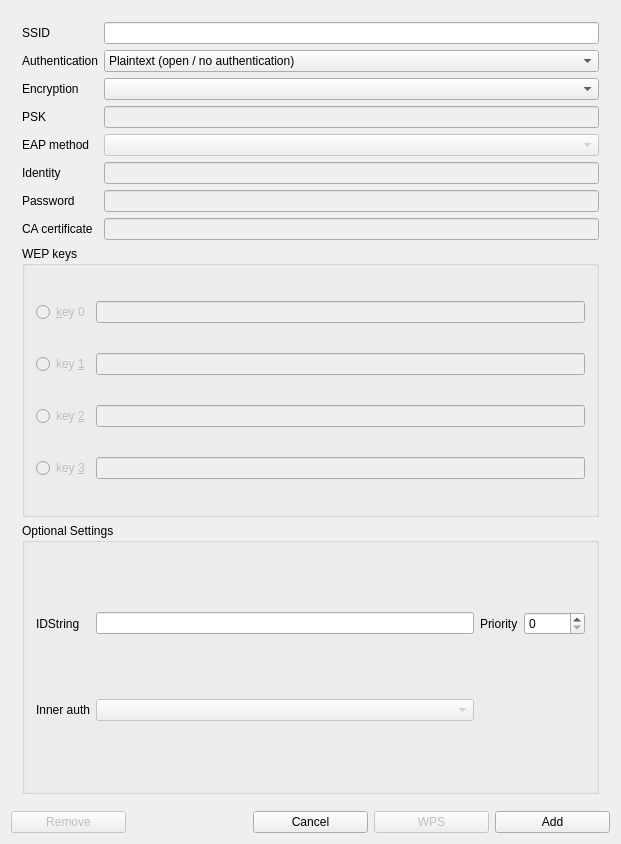
The window that src/networkconfig.ui (loh-tar/wpa-cute) describes before a commit, drawn with Qt 5.
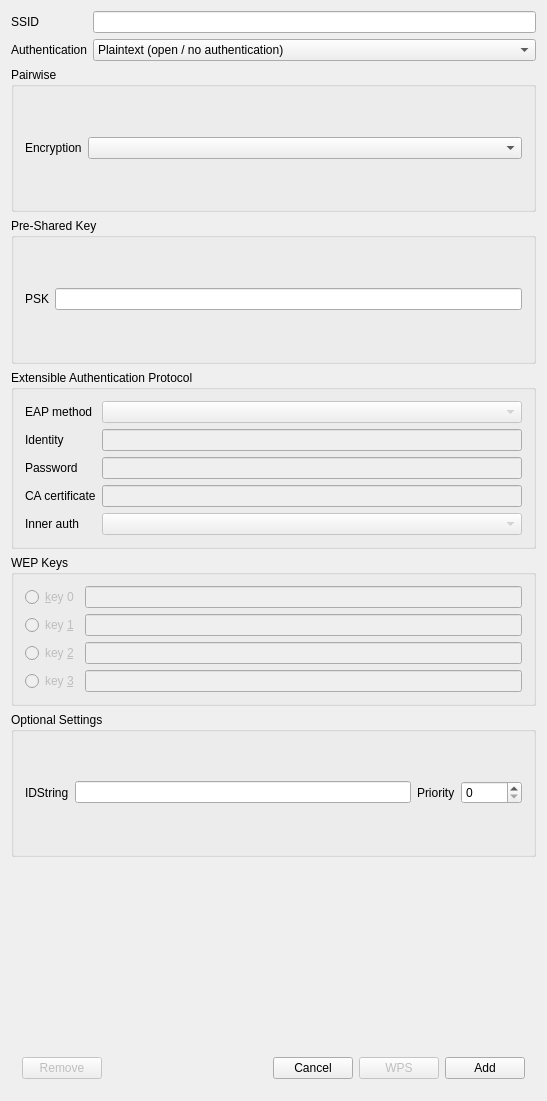
The same window after the commit.

Commit message:
Hide not needed edit fields instead of disable them in edit window
...to guide the user more clearly what is when needed or not

```diff
--- a/src/networkconfig.ui
+++ b/src/networkconfig.ui
@@ -6,169 +6,91 @@
    <rect>
     <x>0</x>
     <y>0</y>
-    <width>621</width>
-    <height>844</height>
+    <width>547</width>
+    <height>1101</height>
    </rect>
   </property>
+  <property name="sizePolicy">
+   <sizepolicy hsizetype="Preferred" vsizetype="MinimumExpanding">
+    <horstretch>0</horstretch>
+    <verstretch>2</verstretch>
+   </sizepolicy>
+  </property>
   <property name="windowTitle">
    <string>NetworkConfig</string>
   </property>
-  <layout class="QGridLayout">
-   <item row="0" column="0" colspan="5">
-    <widget class="QFrame" name="frame9">
-     <property name="frameShape">
-      <enum>QFrame::NoFrame</enum>
+  <layout class="QGridLayout" name="gridLayout_3">
+   <item row="6" column="0" colspan="2">
+    <widget class="QGroupBox" name="optionalSettingsBox">
+     <property name="enabled">
+      <bool>true</bool>
      </property>
-     <property name="frameShadow">
-      <enum>QFrame::Plain</enum>
+     <property name="sizePolicy">
+      <sizepolicy hsizetype="Preferred" vsizetype="Minimum">
+       <horstretch>0</horstretch>
+       <verstretch>0</verstretch>
+      </sizepolicy>
+     </property>
+     <property name="title">
+      <string>Optional Settings</string>
      </property>
      <layout class="QGridLayout">
-      <item row="0" column="0">
-       <widget class="QLabel" name="ssidLabel">
-        <property name="toolTip">
-         <string>Network name  (mandatory) [ssid=]</string>
-        </property>
-        <property name="text">
-         <string>SSID</string>
-        </property>
-       </widget>
-      </item>
       <item row="0" column="1">
-       <widget class="QLineEdit" name="ssidEdit">
+       <widget class="QLineEdit" name="idstrEdit">
         <property name="toolTip">
          <string>Network name (Service Set IDentifier)</string>
         </property>
+       </widget>
+      </item>
+      <item row="0" column="3">
+       <widget class="QSpinBox" name="prioritySpinBox">
+        <property name="toolTip">
+         <string>Network Priority</string>
+        </property>
+        <property name="maximum">
+         <number>10000</number>
+        </property>
+        <property name="singleStep">
+         <number>10</number>
+        </property>
+       </widget>
+      </item>
+      <item row="0" column="0">
+       <widget class="QLabel" name="idstrLabel">
+        <property name="toolTip">
+         <string>Network identifier string for external scripts [id_str=]</string>
+        </property>
         <property name="text">
-         <string/>
+         <string>IDString</string>
         </property>
        </widget>
       </item>
-      <item row="1" column="0">
-       <widget class="QLabel" name="authLabel">
+      <item row="0" column="2">
+       <widget class="QLabel" name="priorityLabel">
         <property name="toolTip">
          <string>List of accepted authenticated key management protocols [key_mgmt=]</string>
         </property>
         <property name="text">
-         <string>Authentication</string>
+         <string>Priority</string>
         </property>
        </widget>
       </item>
+     </layout>
+    </widget>
+   </item>
+   <item row="4" column="0" colspan="2">
+    <widget class="QGroupBox" name="eapBox">
+     <property name="sizePolicy">
+      <sizepolicy hsizetype="Preferred" vsizetype="Minimum">
+       <horstretch>0</horstretch>
+       <verstretch>0</verstretch>
+      </sizepolicy>
+     </property>
+     <property name="title">
+      <string>Extensible Authentication Protocol</string>
+     </property>
+     <layout class="QGridLayout" name="gridLayout_2">
       <item row="1" column="1">
-       <widget class="QComboBox" name="authSelect">
-        <item>
-         <property name="text">
-          <string>Plaintext (open / no authentication)</string>
-         </property>
-        </item>
-        <item>
-         <property name="text">
-          <string>Static WEP (no authentication)</string>
-         </property>
-        </item>
-        <item>
-         <property name="text">
-          <string>Static WEP (Shared Key authentication)</string>
-         </property>
-        </item>
-        <item>
-         <property name="text">
-          <string>IEEE 802.1X</string>
-         </property>
-        </item>
-        <item>
-         <property name="text">
-          <string>WPA-Personal (PSK)</string>
-         </property>
-        </item>
-        <item>
-         <property name="text">
-          <string>WPA-Enterprise (EAP)</string>
-         </property>
-        </item>
-        <item>
-         <property name="text">
-          <string>WPA2-Personal (PSK)</string>
-         </property>
-        </item>
-        <item>
-         <property name="text">
-          <string>WPA2-Enterprise (EAP)</string>
-         </property>
-        </item>
-        <item>
-         <property name="text">
-          <string>Not Set (Defaults to WPA RSN)</string>
-         </property>
-        </item>
-       </widget>
-      </item>
-      <item row="2" column="0">
-       <widget class="QLabel" name="encrLabel">
-        <property name="toolTip">
-         <string>List of accepted pairwise ciphers for WPA [pairwise=]</string>
-        </property>
-        <property name="text">
-         <string>Encryption</string>
-        </property>
-       </widget>
-      </item>
-      <item row="2" column="1">
-       <widget class="QComboBox" name="encrSelect"/>
-      </item>
-      <item row="3" column="0">
-       <widget class="QLabel" name="pskLabel">
-        <property name="toolTip">
-         <string>Pre Shared Key (Password) [psk=]</string>
-        </property>
-        <property name="text">
-         <string>PSK</string>
-        </property>
-       </widget>
-      </item>
-      <item row="3" column="1">
-       <widget class="QLineEdit" name="pskEdit">
-        <property name="enabled">
-         <bool>false</bool>
-        </property>
-        <property name="toolTip">
-         <string>WPA/WPA2 pre-shared key or passphrase</string>
-        </property>
-        <property name="whatsThis">
-         <string/>
-        </property>
-        <property name="echoMode">
-         <enum>QLineEdit::Password</enum>
-        </property>
-       </widget>
-      </item>
-      <item row="4" column="0">
-       <widget class="QLabel" name="eapLabel">
-        <property name="toolTip">
-         <string>List of accepted EAP methods [eap=]</string>
-        </property>
-        <property name="text">
-         <string>EAP method</string>
-        </property>
-       </widget>
-      </item>
-      <item row="4" column="1">
-       <widget class="QComboBox" name="eapSelect">
-        <property name="enabled">
-         <bool>false</bool>
-        </property>
-       </widget>
-      </item>
-      <item row="5" column="0">
-       <widget class="QLabel" name="identityLabel">
-        <property name="toolTip">
-         <string>Identity string for EAP [identity=]</string>
-        </property>
-        <property name="text">
-         <string>Identity</string>
-        </property>
-       </widget>
-      </item>
-      <item row="5" column="1">
        <widget class="QLineEdit" name="identityEdit">
         <property name="enabled">
          <bool>false</bool>
@@ -178,7 +100,7 @@
         </property>
        </widget>
       </item>
-      <item row="6" column="0">
+      <item row="2" column="0">
        <widget class="QLabel" name="passwordLabel">
         <property name="toolTip">
          <string>Password string for EAP [password=]</string>
@@ -188,7 +110,7 @@
         </property>
        </widget>
       </item>
-      <item row="6" column="1">
+      <item row="2" column="1">
        <widget class="QLineEdit" name="passwordEdit">
         <property name="enabled">
          <bool>false</bool>
@@ -201,7 +123,41 @@
         </property>
        </widget>
       </item>
-      <item row="7" column="0">
+      <item row="5" column="1">
+       <widget class="QComboBox" name="phase2Select">
+        <property name="enabled">
+         <bool>false</bool>
+        </property>
+       </widget>
+      </item>
+      <item row="0" column="0">
+       <widget class="QLabel" name="eapLabel">
+        <property name="toolTip">
+         <string>List of accepted EAP methods [eap=]</string>
+        </property>
+        <property name="text">
+         <string>EAP method</string>
+        </property>
+       </widget>
+      </item>
+      <item row="0" column="1">
+       <widget class="QComboBox" name="eapSelect">
+        <property name="enabled">
+         <bool>false</bool>
+        </property>
+       </widget>
+      </item>
+      <item row="1" column="0">
+       <widget class="QLabel" name="identityLabel">
+        <property name="toolTip">
+         <string>Identity string for EAP [identity=]</string>
+        </property>
+        <property name="text">
+         <string>Identity</string>
+        </property>
+       </widget>
+      </item>
+      <item row="3" column="0">
        <widget class="QLabel" name="cacertLabel">
         <property name="toolTip">
          <string>Path to CA certificate (PEM/DER) [ca_cert=]</string>
@@ -211,202 +167,354 @@
         </property>
        </widget>
       </item>
-      <item row="7" column="1">
+      <item row="3" column="1">
        <widget class="QLineEdit" name="cacertEdit">
         <property name="enabled">
          <bool>false</bool>
         </property>
        </widget>
       </item>
-      <item row="8" column="0" colspan="2">
-       <widget class="QGroupBox" name="wepBox">
+      <item row="5" column="0">
+       <widget class="QLabel" name="phase2Label">
+        <property name="toolTip">
+         <string>Pre-configure Phase 2  parameters [phase2=]</string>
+        </property>
+        <property name="text">
+         <string>Inner auth</string>
+        </property>
+       </widget>
+      </item>
+     </layout>
+    </widget>
+   </item>
+   <item row="1" column="1">
+    <widget class="QComboBox" name="authSelect">
+     <item>
+      <property name="text">
+       <string>Plaintext (open / no authentication)</string>
+      </property>
+     </item>
+     <item>
+      <property name="text">
+       <string>Static WEP (no authentication)</string>
+      </property>
+     </item>
+     <item>
+      <property name="text">
+       <string>Static WEP (Shared Key authentication)</string>
+      </property>
+     </item>
+     <item>
+      <property name="text">
+       <string>IEEE 802.1X</string>
+      </property>
+     </item>
+     <item>
+      <property name="text">
+       <string>WPA-Personal (PSK)</string>
+      </property>
+     </item>
+     <item>
+      <property name="text">
+       <string>WPA-Enterprise (EAP)</string>
+      </property>
+     </item>
+     <item>
+      <property name="text">
+       <string>WPA2-Personal (PSK)</string>
+      </property>
+     </item>
+     <item>
+      <property name="text">
+       <string>WPA2-Enterprise (EAP)</string>
+      </property>
+     </item>
+     <item>
+      <property name="text">
+       <string>Not Set (Defaults to WPA RSN)</string>
+      </property>
+     </item>
+    </widget>
+   </item>
+   <item row="5" column="0" colspan="2">
+    <widget class="QGroupBox" name="wepBox">
+     <property name="enabled">
+      <bool>true</bool>
+     </property>
+     <property name="sizePolicy">
+      <sizepolicy hsizetype="Preferred" vsizetype="Minimum">
+       <horstretch>0</horstretch>
+       <verstretch>0</verstretch>
+      </sizepolicy>
+     </property>
+     <property name="toolTip">
+      <string>Static WEP keys [wep_key0..3=]</string>
+     </property>
+     <property name="title">
+      <string>WEP Keys</string>
+     </property>
+     <layout class="QGridLayout" name="_2">
+      <item row="1" column="0">
+       <widget class="QRadioButton" name="wep1Radio">
         <property name="enabled">
-         <bool>true</bool>
+         <bool>false</bool>
         </property>
+        <property name="text">
+         <string>key &amp;1</string>
+        </property>
+       </widget>
+      </item>
+      <item row="0" column="1">
+       <widget class="QLineEdit" name="wep0Edit">
+        <property name="enabled">
+         <bool>false</bool>
+        </property>
+       </widget>
+      </item>
+      <item row="1" column="1">
+       <widget class="QLineEdit" name="wep1Edit">
+        <property name="enabled">
+         <bool>false</bool>
+        </property>
+       </widget>
+      </item>
+      <item row="3" column="0">
+       <widget class="QRadioButton" name="wep3Radio">
+        <property name="enabled">
+         <bool>false</bool>
+        </property>
+        <property name="text">
+         <string>key &amp;3</string>
+        </property>
+       </widget>
+      </item>
+      <item row="2" column="0">
+       <widget class="QRadioButton" name="wep2Radio">
+        <property name="enabled">
+         <bool>false</bool>
+        </property>
+        <property name="text">
+         <string>key &amp;2</string>
+        </property>
+       </widget>
+      </item>
+      <item row="2" column="1">
+       <widget class="QLineEdit" name="wep2Edit">
+        <property name="enabled">
+         <bool>false</bool>
+        </property>
+       </widget>
+      </item>
+      <item row="0" column="0">
+       <widget class="QRadioButton" name="wep0Radio">
+        <property name="enabled">
+         <bool>false</bool>
+        </property>
+        <property name="text">
+         <string>&amp;key 0</string>
+        </property>
+       </widget>
+      </item>
+      <item row="3" column="1">
+       <widget class="QLineEdit" name="wep3Edit">
+        <property name="enabled">
+         <bool>false</bool>
+        </property>
+       </widget>
+      </item>
+     </layout>
+    </widget>
+   </item>
+   <item row="3" column="0" colspan="2">
+    <widget class="QGroupBox" name="pskBox">
+     <property name="sizePolicy">
+      <sizepolicy hsizetype="Preferred" vsizetype="Minimum">
+       <horstretch>0</horstretch>
+       <verstretch>0</verstretch>
+      </sizepolicy>
+     </property>
+     <property name="title">
+      <string>Pre-Shared Key</string>
+     </property>
+     <layout class="QGridLayout" name="gridLayout">
+      <item row="0" column="0">
+       <widget class="QLabel" name="pskLabel">
         <property name="toolTip">
          <string>Static WEP keys [wep_key0..3=]</string>
         </property>
-        <property name="title">
-         <string>WEP keys</string>
+        <property name="text">
+         <string>PSK</string>
         </property>
-        <layout class="QGridLayout">
-         <item row="0" column="0">
-          <widget class="QRadioButton" name="wep0Radio">
-           <property name="enabled">
-            <bool>false</bool>
-           </property>
-           <property name="text">
-            <string>&amp;key 0</string>
-           </property>
-          </widget>
-         </item>
-         <item row="1" column="0">
-          <widget class="QRadioButton" name="wep1Radio">
-           <property name="enabled">
-            <bool>false</bool>
-           </property>
-           <property name="text">
-            <string>key &amp;1</string>
-           </property>
-          </widget>
-         </item>
-         <item row="3" column="0">
-          <widget class="QRadioButton" name="wep3Radio">
-           <property name="enabled">
-            <bool>false</bool>
-           </property>
-           <property name="text">
-            <string>key &amp;3</string>
-           </property>
-          </widget>
-         </item>
-         <item row="2" column="0">
-          <widget class="QRadioButton" name="wep2Radio">
-           <property name="enabled">
-            <bool>false</bool>
-           </property>
-           <property name="text">
-            <string>key &amp;2</string>
-           </property>
-          </widget>
-         </item>
-         <item row="0" column="1">
-          <widget class="QLineEdit" name="wep0Edit">
-           <property name="enabled">
-            <bool>false</bool>
-           </property>
-          </widget>
-         </item>
-         <item row="1" column="1">
-          <widget class="QLineEdit" name="wep1Edit">
-           <property name="enabled">
-            <bool>false</bool>
-           </property>
-          </widget>
-         </item>
-         <item row="2" column="1">
-          <widget class="QLineEdit" name="wep2Edit">
-           <property name="enabled">
-            <bool>false</bool>
-           </property>
-          </widget>
-         </item>
-         <item row="3" column="1">
-          <widget class="QLineEdit" name="wep3Edit">
-           <property name="enabled">
-            <bool>false</bool>
-           </property>
-          </widget>
-         </item>
-        </layout>
        </widget>
       </item>
-      <item row="9" column="0" colspan="2">
-       <widget class="QGroupBox" name="optionalSettingsBox">
+      <item row="0" column="1">
+       <widget class="QLineEdit" name="pskEdit">
         <property name="enabled">
          <bool>true</bool>
         </property>
-        <property name="title">
-         <string>Optional Settings</string>
+        <property name="toolTip">
+         <string>WPA/WPA2 pre-shared key or passphrase</string>
         </property>
-        <layout class="QGridLayout">
-         <item row="0" column="1">
-          <widget class="QLineEdit" name="idstrEdit">
-           <property name="toolTip">
-            <string>Network Identification String</string>
-           </property>
-          </widget>
-         </item>
-         <item row="0" column="3">
-          <widget class="QSpinBox" name="prioritySpinBox">
-           <property name="toolTip">
-            <string>Network Priority</string>
-           </property>
-           <property name="maximum">
-            <number>10000</number>
-           </property>
-           <property name="singleStep">
-            <number>10</number>
-           </property>
-          </widget>
-         </item>
-         <item row="0" column="0">
-          <widget class="QLabel" name="idstrLabel">
-           <property name="toolTip">
-            <string>Network identifier string for external scripts [id_str=]</string>
-           </property>
-           <property name="text">
-            <string>IDString</string>
-           </property>
-          </widget>
-         </item>
-         <item row="0" column="2">
-          <widget class="QLabel" name="priorityLabel">
-           <property name="toolTip">
-            <string>A larger priority value result in sooner use [priority=]</string>
-           </property>
-           <property name="text">
-            <string>Priority</string>
-           </property>
-          </widget>
-         </item>
-         <item row="1" column="0">
-          <widget class="QLabel" name="phase2Label">
-           <property name="toolTip">
-            <string>Pre-configure Phase 2  parameters [phase2=]</string>
-           </property>
-           <property name="text">
-            <string>Inner auth</string>
-           </property>
-          </widget>
-         </item>
-         <item row="1" column="1">
-          <widget class="QComboBox" name="phase2Select">
-           <property name="enabled">
-            <bool>false</bool>
-           </property>
-          </widget>
-         </item>
-        </layout>
+        <property name="whatsThis">
+         <string/>
+        </property>
+        <property name="text">
+         <string/>
+        </property>
+        <property name="echoMode">
+         <enum>QLineEdit::Password</enum>
+        </property>
        </widget>
       </item>
      </layout>
     </widget>
    </item>
+   <item row="7" column="1">
+    <spacer name="verticalSpacer">
+     <property name="orientation">
+      <enum>Qt::Vertical</enum>
+     </property>
+     <property name="sizeType">
+      <enum>QSizePolicy::Maximum</enum>
+     </property>
+     <property name="sizeHint" stdset="0">
+      <size>
+       <width>20</width>
+       <height>82</height>
+      </size>
+     </property>
+    </spacer>
+   </item>
    <item row="1" column="0">
-    <widget class="QPushButton" name="removeButton">
-     <property name="enabled">
-      <bool>false</bool>
+    <widget class="QLabel" name="authLabel">
+     <property name="toolTip">
+      <string>List of accepted authenticated key management protocols [key_mgmt=]</string>
      </property>
      <property name="text">
-      <string>Remove</string>
+      <string>Authentication</string>
      </property>
     </widget>
    </item>
-   <item row="1" column="4">
-    <widget class="QPushButton" name="addButton">
+   <item row="0" column="1">
+    <widget class="QLineEdit" name="ssidEdit">
+     <property name="toolTip">
+      <string>Network name (Service Set IDentifier)</string>
+     </property>
      <property name="text">
-      <string>Add</string>
+      <string/>
      </property>
     </widget>
    </item>
-   <item row="1" column="2">
-    <widget class="QPushButton" name="cancelButton">
-     <property name="text">
-      <string>Cancel</string>
+   <item row="2" column="0" colspan="2">
+    <widget class="QGroupBox" name="encrBox">
+     <property name="minimumSize">
+      <size>
+       <width>0</width>
+       <height>104</height>
+      </size>
      </property>
+     <property name="title">
+      <string>Pairwise</string>
+     </property>
+     <layout class="QGridLayout" name="gridLayout_4">
+      <item row="0" column="0">
+       <widget class="QLabel" name="encrLabel">
+        <property name="toolTip">
+         <string>List of accepted pairwise ciphers for WPA [pairwise=]</string>
+        </property>
+        <property name="text">
+         <string>Encryption</string>
+        </property>
+       </widget>
+      </item>
+      <item row="0" column="1">
+       <widget class="QComboBox" name="encrSelect">
+        <property name="sizePolicy">
+         <sizepolicy hsizetype="Preferred" vsizetype="Fixed">
+          <horstretch>1</horstretch>
+          <verstretch>0</verstretch>
+         </sizepolicy>
+        </property>
+       </widget>
+      </item>
+     </layout>
     </widget>
    </item>
-   <item row="1" column="3">
-    <widget class="QPushButton" name="useWpsButton">
-     <property name="enabled">
-      <bool>false</bool>
+   <item row="0" column="0">
+    <widget class="QLabel" name="ssidLabel">
+     <property name="toolTip">
+      <string>Network name  (mandatory) [ssid=]</string>
      </property>
      <property name="text">
-      <string>WPS</string>
+      <string>SSID</string>
      </property>
     </widget>
    </item>
+   <item row="8" column="0" colspan="2" alignment="Qt::AlignBottom">
+    <widget class="QFrame" name="frame">
+     <property name="frameShape">
+      <enum>QFrame::Box</enum>
+     </property>
+     <property name="frameShadow">
+      <enum>QFrame::Plain</enum>
+     </property>
+     <property name="lineWidth">
+      <number>0</number>
+     </property>
+     <property name="midLineWidth">
+      <number>0</number>
+     </property>
+     <layout class="QHBoxLayout" name="horizontalLayout">
+      <item>
+       <widget class="QPushButton" name="removeButton">
+        <property name="enabled">
+         <bool>false</bool>
+        </property>
+        <property name="text">
+         <string>Remove</string>
+        </property>
+       </widget>
+      </item>
+      <item>
+       <spacer name="horizontalSpacer">
+        <property name="orientation">
+         <enum>Qt::Horizontal</enum>
+        </property>
+        <property name="sizeHint" stdset="0">
+         <size>
+          <width>40</width>
+          <height>20</height>
+         </size>
+        </property>
+       </spacer>
+      </item>
+      <item>
+       <widget class="QPushButton" name="cancelButton">
+        <property name="text">
+         <string>Cancel</string>
+        </property>
+       </widget>
+      </item>
+      <item>
+       <widget class="QPushButton" name="useWpsButton">
+        <property name="enabled">
+         <bool>false</bool>
+        </property>
+        <property name="text">
+         <string>WPS</string>
+        </property>
+       </widget>
+      </item>
+      <item>
+       <widget class="QPushButton" name="addButton">
+        <property name="text">
+         <string>Add</string>
+        </property>
+       </widget>
+      </item>
+     </layout>
+    </widget>
+   </item>
   </layout>
  </widget>
  <layoutdefault spacing="6" margin="11"/>
```
Left out of the diff: 27 changed lines with no effect on the pictures. The commit also changes 1 other file.
